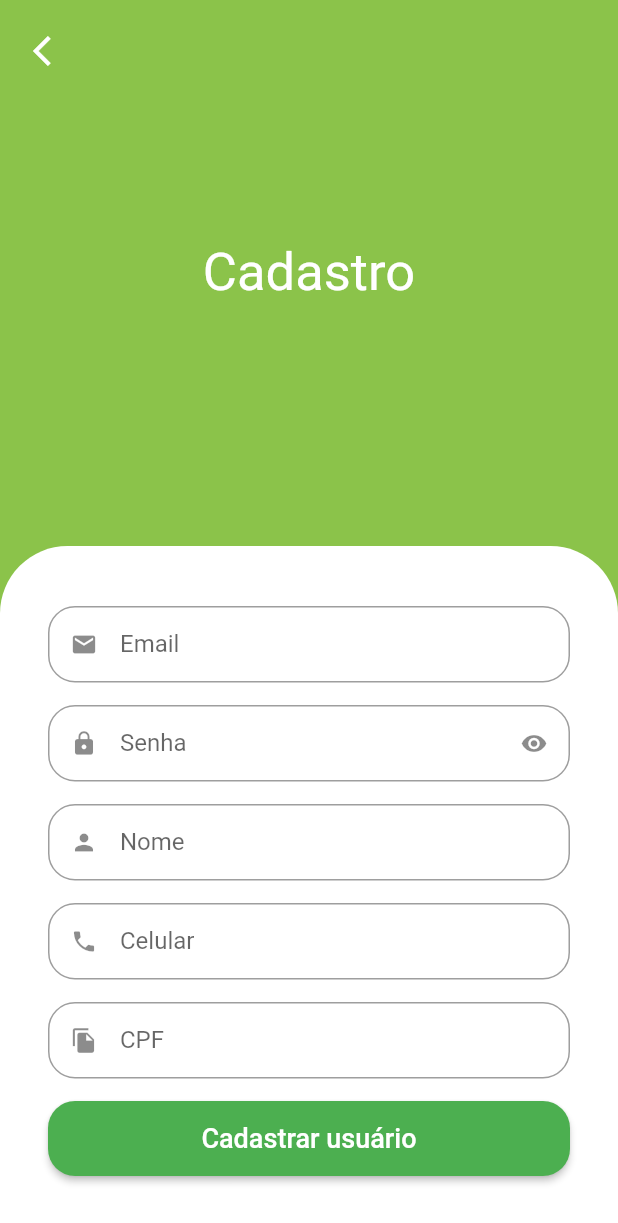
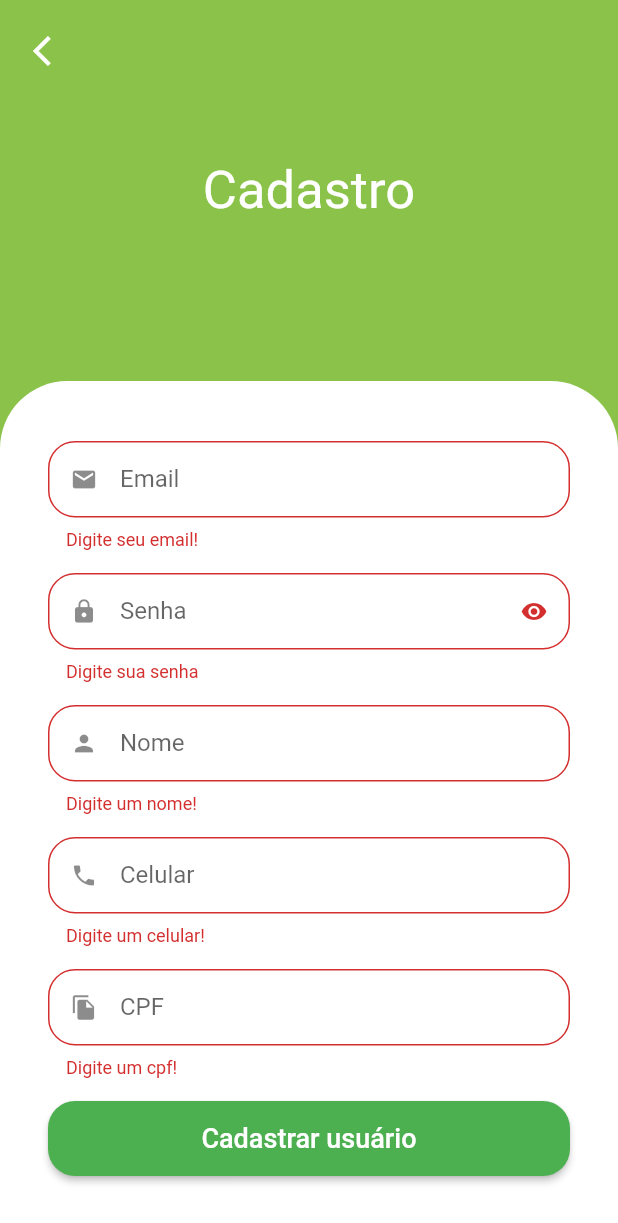
Before and after one commit to LerryGO/GreenGrocer, a Flutter app: the SignUpScreen screen opened by its route, after a tap on "Cadastrar usuário", on a phone screen of 412 x 824 dp. Shown: the top 1223 px of the screen. Run offline on Flutter 3.47's test engine with Material 2 defaults, Android fonts, the phone set to English and light mode, and no system bars; our stand-ins replace animated_text_kit, badges, dio, flutter_secure_storage, fluttertoast, freezed_annotation and 4 more; missing offline and left inert: add_to_cart_animation; accounts and stored records are empty.

Commit message:
create form validators

```diff
--- a/lib/main.dart
+++ b/lib/main.dart
@@ -20,6 +20,7 @@
     return GetMaterialApp(
       title: 'GreenGrocer',
       theme: ThemeData(
+
           primarySwatch: Colors.green,
           scaffoldBackgroundColor: Colors.white.withAlpha(190)),
       debugShowCheckedModeBanner: false,
--- a/lib/src/pages/auth/view/sign_in_screen.dart
+++ b/lib/src/pages/auth/view/sign_in_screen.dart
@@ -6,6 +6,7 @@
 import 'package:green_grocer/src/pages/common_widgets/app_name_widget.dart';
 import 'package:green_grocer/src/pages/common_widgets/custom_text_field.dart';
 import 'package:green_grocer/src/pages_route/app_pages.dart';
+import 'package:green_grocer/src/services/validators.dart';
 
 import '../controller/auth_controller.dart';
 
@@ -81,13 +82,7 @@
                         controller: emailController,
                         icon: Icons.email,
                         label: "Email",
-                        validator: (email) {
-                          if (email == null || email.isEmpty) {
-                            return 'Digite seu email!';
-                          }
-                          if (!email.isEmail) return 'Digite um email válido!';
-                          return null;
-                        },
+                        validator: emailValidator,
                       ),
 
                       // Senha
@@ -96,15 +91,7 @@
                         icon: Icons.lock,
                         label: "Senha",
                         isSecret: true,
-                        validator: (password) {
-                          if (password == null || password.isEmpty) {
-                            return 'Digite sua senha';
-                          }
-                          if (password.length < 7) {
-                            return 'Digite uma senha com pelo menos 7 caracteres';
-                          }
-                          return null;
-                        },
+                        validator: passwordValidator,
                       ),
 
                       // Entrar
--- a/lib/src/pages/auth/view/sign_up_screen.dart
+++ b/lib/src/pages/auth/view/sign_up_screen.dart
@@ -1,9 +1,9 @@
 import 'package:flutter/material.dart';
 import 'package:green_grocer/src/config/custom_colors.dart';
+import 'package:green_grocer/src/services/validators.dart';
 import 'package:mask_text_input_formatter/mask_text_input_formatter.dart';
 
 import '../../common_widgets/custom_text_field.dart';
-
 
 class SignUpScreen extends StatelessWidget {
   SignUpScreen({Key? key}) : super(key: key);
@@ -17,6 +17,8 @@
     mask: '## # ####-####',
     filter: {'#': RegExp(r'[0-9]')},
   );
+
+  final _formKey = GlobalKey<FormState>();
 
   @override
   Widget build(BuildContext context) {
@@ -39,6 +41,8 @@
                       ),
                     ),
                   ),
+
+                  // Formulário
                   Container(
                     padding: const EdgeInsets.symmetric(
                         vertical: 40, horizontal: 32),
@@ -48,21 +52,42 @@
                         top: Radius.circular(45),
                       ),
                     ),
+                    child: Form(
+                      key: _formKey,
                       child: Column(
                         crossAxisAlignment: CrossAxisAlignment.stretch,
                         children: [
-                        const CustomTextField(icon: Icons.email, label: "Email"),
                           const CustomTextField(
-                            icon: Icons.lock, label: "Senha", isSecret: true),
-                        const CustomTextField(icon: Icons.person, label: "Nome"),
+                            icon: Icons.email,
+                            label: "Email",
+                            textInputType: TextInputType.emailAddress,
+                            validator: emailValidator,
+                          ),
+                          const CustomTextField(
+                            icon: Icons.lock,
+                            label: "Senha",
+                            isSecret: true,
+                            validator: passwordValidator,
+                          ),
+                          const CustomTextField(
+                            icon: Icons.person,
+                            label: "Nome",
+                            validator: nameValidator,
+                          ),
                           CustomTextField(
                             icon: Icons.phone,
                             label: "Celular",
-                            inputFormatters: [phoneFormatter]),
+                            inputFormatters: [phoneFormatter],
+                            textInputType: TextInputType.phone,
+                            validator: phoneValidator,
+                          ),
                           CustomTextField(
                             icon: Icons.file_copy,
                             label: "CPF",
-                            inputFormatters: [cpfFormatter]),
+                            inputFormatters: [cpfFormatter],
+                            textInputType: TextInputType.number,
+                            validator: cpfValidator,
+                          ),
 
                           // Cadastrar usuário
                           SizedBox(
@@ -72,12 +97,16 @@
                                       shape: RoundedRectangleBorder(
                                           borderRadius:
                                               BorderRadius.circular(18))),
-                                onPressed: () {},
+                                  onPressed: () {
+                                    FocusScope.of(context).unfocus();
+                                    if (_formKey.currentState!.validate()) {}
+                                  },
                                   child: const Text(
                                     "Cadastrar usuário",
                                     style: TextStyle(fontSize: 18),
                                   )))
                         ],
+                      ),
                     ),
                   ),
                 ],
--- a/lib/src/pages/common_widgets/custom_text_field.dart
+++ b/lib/src/pages/common_widgets/custom_text_field.dart
@@ -10,6 +10,7 @@
   final bool readOnly;
   final String? Function(String?)? validator;
   final TextEditingController? controller;
+  final TextInputType? textInputType;
 
   const CustomTextField({
     required this.icon,
@@ -20,6 +21,7 @@
     this.readOnly = false,
     this.validator,
     this.controller,
+    this.textInputType,
     Key? key,
   }) : super(key: key);
 
@@ -47,6 +49,7 @@
         inputFormatters: widget.inputFormatters,
         obscureText: isObscure,
         validator: widget.validator,
+        keyboardType: widget.textInputType,
         decoration: InputDecoration(
           suffixIcon: widget.isSecret
               ? IconButton(
--- /dev/null
+++ b/lib/src/services/validators.dart
@@ -0,0 +1,50 @@
+import 'package:get/get.dart';
+
+String? emailValidator(String? email) {
+  if (email == null || email.isEmpty) {
+    return 'Digite seu email!';
+  }
+  if (!email.isEmail) return 'Digite um email válido!';
+  return null;
+}
+
+String? passwordValidator(String? password) {
+  if (password == null || password.isEmpty) {
+    return 'Digite sua senha';
+  }
+  if (password.length < 7) {
+    return 'Digite uma senha com pelo menos 7 caracteres';
+  }
+  return null;
+}
+
+String? nameValidator(String? name) {
+  if (name == null || name.isEmpty) {
+    return 'Digite um nome!';
+  }
+  final names = name.split(' ');
+
+  if (names.length == 1) return 'Digite seu nome completo!';
+
+  return null;
+}
+
+String? phoneValidator(String? phone) {
+  if (phone == null || phone.isEmpty) {
+    return 'Digite um celular!';
+  }
+  if (phone.length < 14 || !phone.isPhoneNumber) {
+    return 'Digite um número válido!';
+  }
+
+  return null;
+}
+
+String? cpfValidator(String? cpf) {
+  if (cpf == null || cpf.isEmpty) {
+    return 'Digite um cpf!';
+  }
+  if (!cpf.isCpf) return 'Digite um cpf válido!';
+
+  return null;
+}
```
Also changed, not shown: lib/src/services/utils_services.dart (line endings or trailing spaces). Lines whose indentation alone changed are shown as unchanged.
